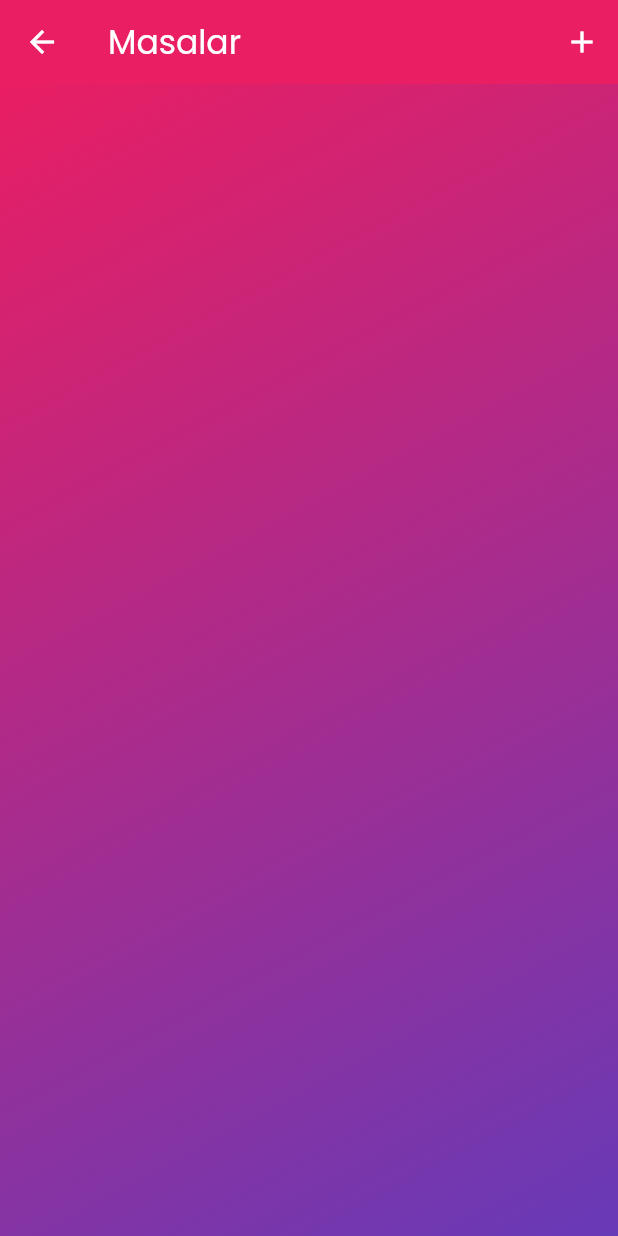
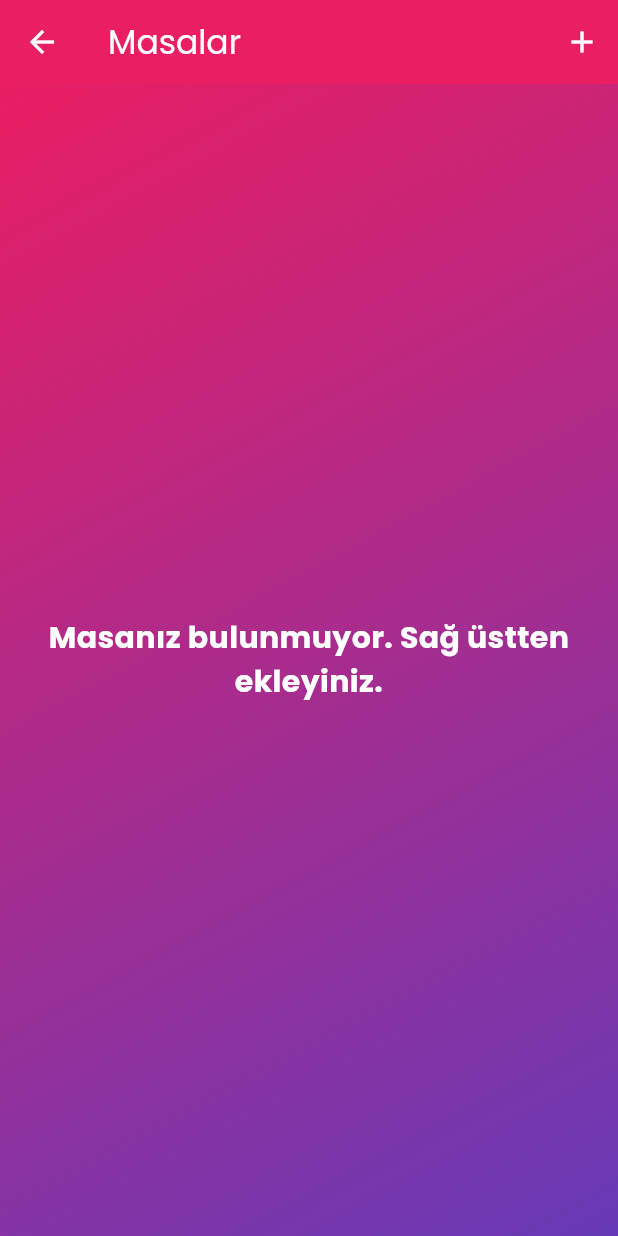
Before and after one commit to ahmetyasary/adisyos, a Flutter app: the screen it shows after launch, after a tap on "Masalar", on a phone screen of 412 x 824 dp. Run offline on Flutter 3.47's test engine with Material 3 defaults, Android fonts, the phone set to English and light mode, and no system bars; our stand-ins replace fl_chart, get, google_fonts, responsive_framework, shared_preferences, weather_icons.

Commit message:
bir takım geliştimeler yapıldı

```diff
--- a/lib/services/menu_service.dart
+++ b/lib/services/menu_service.dart
@@ -2,6 +2,8 @@ import 'package:get/get.dart';
 import 'dart:convert';
 import 'dart:io';
 import 'package:path_provider/path_provider.dart';
+import 'package:shared_preferences/shared_preferences.dart';
+import 'package:flutter/foundation.dart';
 
 class MenuService extends GetxService {
   static MenuService get to => Get.find();
@@ -16,13 +18,50 @@ class MenuService extends GetxService {
   }
 
   Future<void> _initMenusFile() async {
+    if (!kIsWeb) {
       final directory = await getApplicationDocumentsDirectory();
       _menusFilePath = '${directory.path}/menus.json';
+    }
     await _loadMenus();
   }
 
   Future<void> _loadMenus() async {
     try {
+      if (kIsWeb) {
+        final prefs = await SharedPreferences.getInstance();
+        final jsonString = prefs.getString('menus');
+        if (jsonString != null) {
+          final List<dynamic> jsonList = json.decode(jsonString);
+          menus.assignAll(jsonList.map((item) {
+            final Map<String, dynamic> menu = Map<String, dynamic>.from(item);
+            menu['items'] = List<Map<String, dynamic>>.from(
+                menu['items'].map((item) => Map<String, dynamic>.from(item)));
+            return menu;
+          }));
+        } else {
+          // Varsayılan menüleri yükle
+          menus.assignAll([
+            {
+              'name': 'İçecekler',
+              'items': [
+                {'name': 'Americano', 'price': 30.0},
+                {'name': 'Caffe Latte', 'price': 36.0},
+                {'name': 'Caramel Latte', 'price': 40.0},
+                {'name': 'Espresso', 'price': 25.0},
+              ]
+            },
+            {
+              'name': 'Tatlılar',
+              'items': [
+                {'name': 'Cookie', 'price': 25.0},
+                {'name': 'Tiramisu', 'price': 45.0},
+                {'name': 'Banana Bread', 'price': 35.0},
+              ]
+            },
+          ]);
+          await _saveMenus();
+        }
+      } else {
         final file = File(_menusFilePath);
         if (await file.exists()) {
           final jsonString = await file.readAsString();
@@ -56,6 +95,7 @@ class MenuService extends GetxService {
           ]);
           await _saveMenus();
         }
+      }
     } catch (e) {
       print('Error loading menus: $e');
     }
@@ -63,9 +103,14 @@ class MenuService extends GetxService {
 
   Future<void> _saveMenus() async {
     try {
+      final jsonString = json.encode(menus);
+      if (kIsWeb) {
+        final prefs = await SharedPreferences.getInstance();
+        await prefs.setString('menus', jsonString);
+      } else {
         final file = File(_menusFilePath);
-      final jsonString = json.encode(menus);
         await file.writeAsString(jsonString);
+      }
     } catch (e) {
       print('Error saving menus: $e');
     }
--- a/lib/services/table_service.dart
+++ b/lib/services/table_service.dart
@@ -2,6 +2,8 @@ import 'package:get/get.dart';
 import 'dart:convert';
 import 'dart:io';
 import 'package:path_provider/path_provider.dart';
+import 'package:shared_preferences/shared_preferences.dart';
+import 'package:flutter/foundation.dart';
 
 class TableService extends GetxService {
   static TableService get to => Get.find();
@@ -16,13 +18,30 @@ class TableService extends GetxService {
   }
 
   Future<void> _initTablesFile() async {
+    if (!kIsWeb) {
       final directory = await getApplicationDocumentsDirectory();
       _tablesFilePath = '${directory.path}/tables.json';
+    }
     await _loadTables();
   }
 
   Future<void> _loadTables() async {
     try {
+      if (kIsWeb) {
+        final prefs = await SharedPreferences.getInstance();
+        final jsonString = prefs.getString('tables');
+        if (jsonString != null) {
+          final List<dynamic> jsonList = json.decode(jsonString);
+          tables.assignAll(jsonList.map((item) {
+            final Map<String, dynamic> table = Map<String, dynamic>.from(item);
+            table['orders'] = List<Map<String, dynamic>>.from(
+              (table['orders'] as List)
+                  .map((order) => Map<String, dynamic>.from(order)),
+            );
+            return table;
+          }));
+        }
+      } else {
         final file = File(_tablesFilePath);
         if (await file.exists()) {
           final jsonString = await file.readAsString();
@@ -36,6 +55,7 @@ class TableService extends GetxService {
             return table;
           }));
         }
+      }
     } catch (e) {
       print('Error loading tables: $e');
     }
@@ -43,9 +63,14 @@ class TableService extends GetxService {
 
   Future<void> _saveTables() async {
     try {
+      final jsonString = json.encode(tables);
+      if (kIsWeb) {
+        final prefs = await SharedPreferences.getInstance();
+        await prefs.setString('tables', jsonString);
+      } else {
         final file = File(_tablesFilePath);
-      final jsonString = json.encode(tables);
         await file.writeAsString(jsonString);
+      }
     } catch (e) {
       print('Error saving tables: $e');
     }
--- a/lib/views/home_view.dart
+++ b/lib/views/home_view.dart
@@ -7,7 +7,9 @@ import 'package:adisyos/views/notifications_view.dart';
 import 'package:adisyos/views/tables_view.dart';
 import 'package:adisyos/views/menu_management_view.dart';
 import 'package:adisyos/views/reports_view.dart';
+import 'package:adisyos/views/settings_view.dart';
 import 'dart:async';
+import 'package:shared_preferences/shared_preferences.dart';
 
 class HomeView extends StatefulWidget {
   const HomeView({super.key});
@@ -187,6 +189,12 @@ class _HomeViewState extends State<HomeView> {
                   ),
                 ],
               ),
+              IconButton(
+                onPressed: () => Get.to(() => const SettingsView()),
+                icon: const Icon(Icons.settings, color: Colors.white),
+                padding: EdgeInsets.zero,
+                constraints: const BoxConstraints(),
+              ),
             ],
           ),
         ),
@@ -345,6 +353,12 @@ class _HomeViewState extends State<HomeView> {
   }
 
   Widget _buildFooter() {
+    return FutureBuilder<String?>(
+      future: _getCompanyName(),
+      builder: (context, snapshot) {
+        final companyName = (snapshot.data != null && snapshot.data!.isNotEmpty)
+            ? snapshot.data!
+            : 'Şirket Adınızı Giriniz';
         return Row(
           mainAxisAlignment: MainAxisAlignment.spaceBetween,
           children: [
@@ -357,10 +371,17 @@ class _HomeViewState extends State<HomeView> {
               style: TextStyle(color: Colors.white70),
             ),
             Text(
-          '23 Society',
+              companyName,
               style: TextStyle(color: Colors.white.withOpacity(0.7)),
             ),
           ],
         );
+      },
+    );
+  }
+
+  Future<String?> _getCompanyName() async {
+    final prefs = await SharedPreferences.getInstance();
+    return prefs.getString('companyName');
   }
 }
--- a/lib/views/tables_view.dart
+++ b/lib/views/tables_view.dart
@@ -92,7 +92,19 @@ class TablesView extends StatelessWidget {
           ),
         ),
         child: Obx(
-          () => GridView.builder(
+          () => TableService.to.tables.isEmpty
+              ? Center(
+                  child: Text(
+                    'Masanız bulunmuyor. Sağ üstten ekleyiniz.',
+                    style: TextStyle(
+                      color: Colors.white,
+                      fontSize: 20,
+                      fontWeight: FontWeight.bold,
+                    ),
+                    textAlign: TextAlign.center,
+                  ),
+                )
+              : GridView.builder(
                   padding: const EdgeInsets.all(16),
                   gridDelegate: const SliverGridDelegateWithFixedCrossAxisCount(
                     crossAxisCount: 4,
@@ -178,6 +190,15 @@ class TablesView extends StatelessWidget {
                 fontSize: 16,
               ),
             ),
+            const SizedBox(height: 8),
+            Text(
+              '₺${table['total'].toStringAsFixed(2)}',
+              style: const TextStyle(
+                color: Colors.grey,
+                fontSize: 16,
+                fontWeight: FontWeight.bold,
+              ),
+            ),
           ],
         ),
       ),
```
Also changed, not shown: lib/views/menu_management_view.dart (+17 -3 lines), lib/views/settings_view.dart (added, +122 -0 lines), lib/views/table_detail_view.dart (+25 -14 lines), 7 other files. Lines whose indentation alone changed are shown as unchanged.
